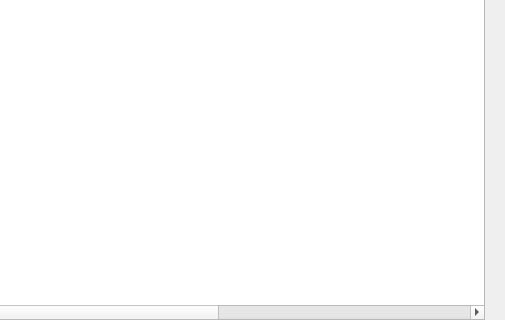
Qt form src/qt/forms/masternodelist.ui (firoorg/firo) before a commit; both pictures show x 257 to 762 and y 137 to 457 of the 762 by 457 pixel window.
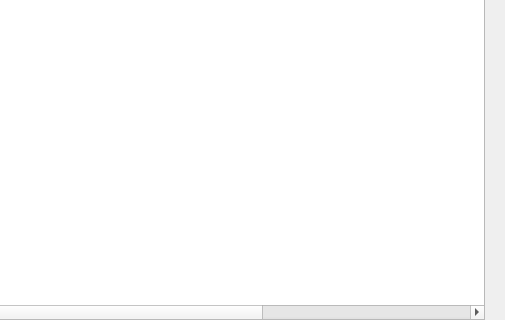
The same form after that commit.

Commit message: -add new build requirements to docs -remove voting address column -always start with My Znodes checked -improve notify warning logic -fix warning URL

```diff
--- a/src/qt/forms/masternodelist.ui
+++ b/src/qt/forms/masternodelist.ui
@@ -174,11 +174,6 @@
            <string>Owner Address</string>
           </property>
          </column>
-         <column>
-          <property name="text">
-           <string>Voting Address</string>
-          </property>
-         </column>
         </widget>
        </item>
       </layout>
```
The commit also changes 6 other files.
